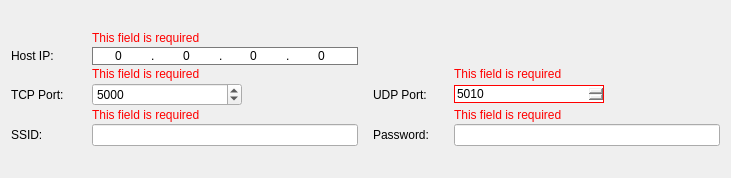
First picture: the form in Tarea2/Raspberry/extra/qt/esp_wifi_config.ui, repository valesteban/iot_g4, before the edit.
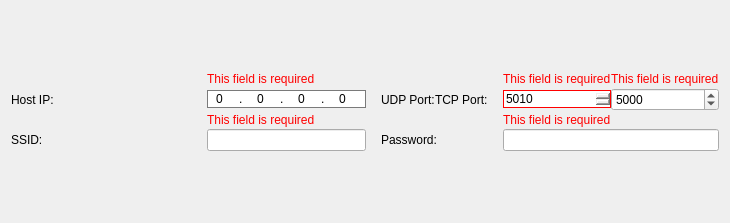
Second picture: the form after the edit.

Commit message: agregados campos faltantes en ui

Diff of the .ui file:
```diff
--- a/Tarea2/Raspberry/extra/qt/esp_wifi_config.ui
+++ b/Tarea2/Raspberry/extra/qt/esp_wifi_config.ui
@@ -6,8 +6,8 @@
    <rect>
     <x>0</x>
     <y>0</y>
-    <width>731</width>
-    <height>178</height>
+    <width>730</width>
+    <height>223</height>
    </rect>
   </property>
   <property name="windowTitle">
@@ -15,15 +15,15 @@
   </property>
   <layout class="QVBoxLayout" name="verticalLayout_wifi_config">
    <item>
-    <layout class="QGridLayout" name="gridLayout_wifi_config" rowstretch="1,0,0,0,0,0" columnstretch="1,4,1,4">
+    <layout class="QGridLayout" name="gridLayout_wifi_config" rowstretch="1,0,0,0,0,0" columnstretch="1,0,0,0">
      <property name="horizontalSpacing">
       <number>15</number>
      </property>
      <property name="verticalSpacing">
       <number>2</number>
      </property>
-     <item row="2" column="3">
-      <widget class="QLabel" name="label_udp_port_status_msg">
+     <item row="0" column="1">
+      <widget class="QLabel" name="label_host_ip_status_msg">
        <property name="sizePolicy">
         <sizepolicy hsizetype="Preferred" vsizetype="Fixed">
          <horstretch>0</horstretch>
@@ -42,6 +42,15 @@
             </color>
            </brush>
           </colorrole>
+          <colorrole role="PlaceholderText">
+           <brush brushstyle="SolidPattern">
+            <color alpha="128">
+             <red>0</red>
+             <green>0</green>
+             <blue>0</blue>
+            </color>
+           </brush>
+          </colorrole>
          </active>
          <inactive>
           <colorrole role="WindowText">
@@ -53,6 +62,15 @@
             </color>
            </brush>
           </colorrole>
+          <colorrole role="PlaceholderText">
+           <brush brushstyle="SolidPattern">
+            <color alpha="128">
+             <red>0</red>
+             <green>0</green>
+             <blue>0</blue>
+            </color>
+           </brush>
+          </colorrole>
          </inactive>
          <disabled>
           <colorrole role="WindowText">
@@ -64,6 +82,15 @@
             </color>
            </brush>
           </colorrole>
+          <colorrole role="PlaceholderText">
+           <brush brushstyle="SolidPattern">
+            <color alpha="128">
+             <red>0</red>
+             <green>0</green>
+             <blue>0</blue>
+            </color>
+           </brush>
+          </colorrole>
          </disabled>
         </palette>
        </property>
@@ -82,263 +109,47 @@
        </property>
       </widget>
      </item>
-     <item row="5" column="2">
-      <widget class="QLabel" name="label_pass">
-       <property name="text">
-        <string>Password: </string>
-       </property>
-      </widget>
-     </item>
-     <item row="5" column="0">
-      <widget class="QLabel" name="label_ssid">
-       <property name="text">
-        <string>SSID:</string>
-       </property>
-      </widget>
-     </item>
-     <item row="2" column="1">
-      <widget class="QLabel" name="label_tcp_port_status_msg">
-       <property name="sizePolicy">
-        <sizepolicy hsizetype="Preferred" vsizetype="Fixed">
-         <horstretch>0</horstretch>
-         <verstretch>0</verstretch>
-        </sizepolicy>
-       </property>
-       <property name="palette">
-        <palette>
-         <active>
-          <colorrole role="WindowText">
-           <brush brushstyle="SolidPattern">
-            <color alpha="255">
-             <red>255</red>
-             <green>0</green>
-             <blue>0</blue>
-            </color>
-           </brush>
-          </colorrole>
-         </active>
-         <inactive>
-          <colorrole role="WindowText">
-           <brush brushstyle="SolidPattern">
-            <color alpha="255">
-             <red>255</red>
-             <green>0</green>
-             <blue>0</blue>
-            </color>
-           </brush>
-          </colorrole>
-         </inactive>
-         <disabled>
-          <colorrole role="WindowText">
-           <brush brushstyle="SolidPattern">
-            <color alpha="255">
-             <red>120</red>
-             <green>120</green>
-             <blue>120</blue>
-            </color>
-           </brush>
-          </colorrole>
-         </disabled>
-        </palette>
-       </property>
-       <property name="text">
-        <string>This field is required</string>
-       </property>
-       <property name="alignment">
-        <set>Qt::AlignBottom|Qt::AlignLeading|Qt::AlignLeft</set>
-       </property>
-      </widget>
-     </item>
-     <item row="4" column="3">
-      <widget class="QLabel" name="label_pass_status_msg">
-       <property name="sizePolicy">
-        <sizepolicy hsizetype="Preferred" vsizetype="Fixed">
-         <horstretch>0</horstretch>
-         <verstretch>0</verstretch>
-        </sizepolicy>
-       </property>
-       <property name="palette">
-        <palette>
-         <active>
-          <colorrole role="WindowText">
-           <brush brushstyle="SolidPattern">
-            <color alpha="255">
-             <red>255</red>
-             <green>0</green>
-             <blue>0</blue>
-            </color>
-           </brush>
-          </colorrole>
-         </active>
-         <inactive>
-          <colorrole role="WindowText">
-           <brush brushstyle="SolidPattern">
-            <color alpha="255">
-             <red>255</red>
-             <green>0</green>
-             <blue>0</blue>
-            </color>
-           </brush>
-          </colorrole>
-         </inactive>
-         <disabled>
-          <colorrole role="WindowText">
-           <brush brushstyle="SolidPattern">
-            <color alpha="255">
-             <red>120</red>
-             <green>120</green>
-             <blue>120</blue>
-            </color>
-           </brush>
-          </colorrole>
-         </disabled>
-        </palette>
-       </property>
-       <property name="text">
-        <string>This field is required</string>
-       </property>
-       <property name="alignment">
-        <set>Qt::AlignBottom|Qt::AlignLeading|Qt::AlignLeft</set>
-       </property>
-      </widget>
-     </item>
-     <item row="0" column="1">
-      <widget class="QLabel" name="label_host_ip_status_msg">
-       <property name="sizePolicy">
-        <sizepolicy hsizetype="Preferred" vsizetype="Fixed">
-         <horstretch>0</horstretch>
-         <verstretch>0</verstretch>
-        </sizepolicy>
-       </property>
-       <property name="palette">
-        <palette>
-         <active>
-          <colorrole role="WindowText">
-           <brush brushstyle="SolidPattern">
-            <color alpha="255">
-             <red>255</red>
-             <green>0</green>
-             <blue>0</blue>
-            </color>
-           </brush>
-          </colorrole>
-          <colorrole role="PlaceholderText">
-           <brush brushstyle="SolidPattern">
-            <color alpha="128">
-             <red>0</red>
-             <green>0</green>
-             <blue>0</blue>
-            </color>
-           </brush>
-          </colorrole>
-         </active>
-         <inactive>
-          <colorrole role="WindowText">
-           <brush brushstyle="SolidPattern">
-            <color alpha="255">
-             <red>255</red>
-             <green>0</green>
-             <blue>0</blue>
-            </color>
-           </brush>
-          </colorrole>
-          <colorrole role="PlaceholderText">
-           <brush brushstyle="SolidPattern">
-            <color alpha="128">
-             <red>0</red>
-             <green>0</green>
-             <blue>0</blue>
-            </color>
-           </brush>
-          </colorrole>
-         </inactive>
-         <disabled>
-          <colorrole role="WindowText">
-           <brush brushstyle="SolidPattern">
-            <color alpha="255">
-             <red>120</red>
-             <green>120</green>
-             <blue>120</blue>
-            </color>
-           </brush>
-          </colorrole>
-          <colorrole role="PlaceholderText">
-           <brush brushstyle="SolidPattern">
-            <color alpha="128">
-             <red>0</red>
-             <green>0</green>
-             <blue>0</blue>
-            </color>
-           </brush>
-          </colorrole>
-         </disabled>
-        </palette>
-       </property>
-       <property name="text">
-        <string>This field is required</string>
-       </property>
-       <property name="alignment">
-        <set>Qt::AlignBottom|Qt::AlignLeading|Qt::AlignLeft</set>
-       </property>
-      </widget>
-     </item>
-     <item row="3" column="0">
-      <widget class="QLabel" name="label_tcp_port">
-       <property name="text">
-        <string>TCP Port:</string>
-       </property>
-      </widget>
-     </item>
-     <item row="5" column="3">
+     <item row="3" column="3">
       <widget class="QLineEdit" name="lineEdit_pass">
        <property name="echoMode">
         <enum>QLineEdit::Password</enum>
        </property>
       </widget>
      </item>
+     <item row="1" column="2">
+      <layout class="QHBoxLayout" name="horizontalLayout_label_port">
+       <item>
+        <widget class="QLabel" name="label_udp_port">
+         <property name="text">
+          <string>UDP Port:</string>
+         </property>
+        </widget>
+       </item>
+       <item>
+        <widget class="QLabel" name="label_tcp_port">
+         <property name="text">
+          <string>TCP Port:</string>
+         </property>
+        </widget>
+       </item>
+      </layout>
+     </item>
+     <item row="3" column="0">
+      <widget class="QLabel" name="label_ssid">
+       <property name="text">
+        <string>SSID:</string>
+       </property>
+      </widget>
+     </item>
      <item row="3" column="2">
-      <widget class="QLabel" name="label_udp_port">
+      <widget class="QLabel" name="label_pass">
        <property name="text">
-        <string>UDP Port:</string>
+        <string>Password: </string>
        </property>
       </widget>
      </item>
-     <item row="5" column="1">
-      <widget class="QLineEdit" name="lineEdit_ssid"/>
-     </item>
-     <item row="3" column="1">
-      <widget class="QSpinBox" name="spinBox_tcp_port">
-       <property name="sizePolicy">
-        <sizepolicy hsizetype="Minimum" vsizetype="Fixed">
-         <horstretch>0</horstretch>
-         <verstretch>0</verstretch>
-        </sizepolicy>
-       </property>
-       <property name="maximumSize">
-        <size>
-         <width>150</width>
-         <height>16777215</height>
-        </size>
-       </property>
-       <property name="wrapping">
-        <bool>false</bool>
-       </property>
-       <property name="buttonSymbols">
-        <enum>QAbstractSpinBox::UpDownArrows</enum>
-       </property>
-       <property name="accelerated">
-        <bool>true</bool>
-       </property>
-       <property name="maximum">
-        <number>65535</number>
-       </property>
-       <property name="value">
-        <number>5000</number>
-       </property>
-      </widget>
-     </item>
-     <item row="4" column="1">
-      <widget class="QLabel" name="label_ssid_status_msg">
+     <item row="2" column="3">
+      <widget class="QLabel" name="label_pass_status_msg">
        <property name="sizePolicy">
         <sizepolicy hsizetype="Preferred" vsizetype="Fixed">
          <horstretch>0</horstretch>
@@ -386,43 +197,78 @@
         <string>This field is required</string>
        </property>
        <property name="alignment">
-        <set>Qt::AlignLeading|Qt::AlignLeft|Qt::AlignVCenter</set>
+        <set>Qt::AlignBottom|Qt::AlignLeading|Qt::AlignLeft</set>
        </property>
       </widget>
      </item>
-     <item row="3" column="3">
-      <widget class="QSpinBox" name="spinBox_udp_port">
-       <property name="sizePolicy">
-        <sizepolicy hsizetype="Minimum" vsizetype="Fixed">
-         <horstretch>0</horstretch>
-         <verstretch>0</verstretch>
-        </sizepolicy>
-       </property>
-       <property name="maximumSize">
-        <size>
-         <width>150</width>
-         <height>16777215</height>
-        </size>
-       </property>
-       <property name="sizeIncrement">
-        <size>
-         <width>0</width>
-         <height>0</height>
-        </size>
-       </property>
-       <property name="styleSheet">
-        <string notr="true">border: 1px solid red</string>
-       </property>
-       <property name="accelerated">
-        <bool>true</bool>
-       </property>
-       <property name="maximum">
-        <number>65535</number>
-       </property>
-       <property name="value">
-        <number>5010</number>
-       </property>
-      </widget>
+     <item row="1" column="3">
+      <layout class="QHBoxLayout" name="horizontalLayout_2">
+       <item>
+        <widget class="QSpinBox" name="spinBox_udp_port">
+         <property name="sizePolicy">
+          <sizepolicy hsizetype="Minimum" vsizetype="Fixed">
+           <horstretch>0</horstretch>
+           <verstretch>0</verstretch>
+          </sizepolicy>
+         </property>
+         <property name="maximumSize">
+          <size>
+           <width>150</width>
+           <height>16777215</height>
+          </size>
+         </property>
+         <property name="sizeIncrement">
+          <size>
+           <width>0</width>
+           <height>0</height>
+          </size>
+         </property>
+         <property name="styleSheet">
+          <string notr="true">border: 1px solid red</string>
+         </property>
+         <property name="accelerated">
+          <bool>true</bool>
+         </property>
+         <property name="maximum">
+          <number>65535</number>
+         </property>
+         <property name="value">
+          <number>5010</number>
+         </property>
+        </widget>
+       </item>
+       <item>
+        <widget class="QSpinBox" name="spinBox_tcp_port">
+         <property name="sizePolicy">
+          <sizepolicy hsizetype="Minimum" vsizetype="Fixed">
+           <horstretch>0</horstretch>
+           <verstretch>0</verstretch>
+          </sizepolicy>
+         </property>
+         <property name="maximumSize">
+          <size>
+           <width>150</width>
+           <height>16777215</height>
+          </size>
+         </property>
+         <property name="wrapping">
+          <bool>false</bool>
+         </property>
+         <property name="buttonSymbols">
+          <enum>QAbstractSpinBox::UpDownArrows</enum>
+         </property>
+         <property name="accelerated">
+          <bool>true</bool>
+         </property>
+         <property name="maximum">
+          <number>65535</number>
+         </property>
+         <property name="value">
+          <number>5000</number>
+         </property>
+        </widget>
+       </item>
+      </layout>
      </item>
      <item row="1" column="1">
       <widget class="QGroupBox" name="groupBox_host_ip">
@@ -1052,6 +898,175 @@
        </layout>
       </widget>
      </item>
+     <item row="2" column="1">
+      <widget class="QLabel" name="label_ssid_status_msg">
+       <property name="sizePolicy">
+        <sizepolicy hsizetype="Preferred" vsizetype="Fixed">
+         <horstretch>0</horstretch>
+         <verstretch>0</verstretch>
+        </sizepolicy>
+       </property>
+       <property name="palette">
+        <palette>
+         <active>
+          <colorrole role="WindowText">
+           <brush brushstyle="SolidPattern">
+            <color alpha="255">
+             <red>255</red>
+             <green>0</green>
+             <blue>0</blue>
+            </color>
+           </brush>
+          </colorrole>
+         </active>
+         <inactive>
+          <colorrole role="WindowText">
+           <brush brushstyle="SolidPattern">
+            <color alpha="255">
+             <red>255</red>
+             <green>0</green>
+             <blue>0</blue>
+            </color>
+           </brush>
+          </colorrole>
+         </inactive>
+         <disabled>
+          <colorrole role="WindowText">
+           <brush brushstyle="SolidPattern">
+            <color alpha="255">
+             <red>120</red>
+             <green>120</green>
+             <blue>120</blue>
+            </color>
+           </brush>
+          </colorrole>
+         </disabled>
+        </palette>
+       </property>
+       <property name="text">
+        <string>This field is required</string>
+       </property>
+       <property name="alignment">
+        <set>Qt::AlignLeading|Qt::AlignLeft|Qt::AlignVCenter</set>
+       </property>
+      </widget>
+     </item>
+     <item row="0" column="3">
+      <layout class="QHBoxLayout" name="horizontalLayout_port_status_msg">
+       <item>
+        <widget class="QLabel" name="label_udp_port_status_msg">
+         <property name="enabled">
+          <bool>true</bool>
+         </property>
+         <property name="sizePolicy">
+          <sizepolicy hsizetype="Preferred" vsizetype="Fixed">
+           <horstretch>0</horstretch>
+           <verstretch>0</verstretch>
+          </sizepolicy>
+         </property>
+         <property name="palette">
+          <palette>
+           <active>
+            <colorrole role="WindowText">
+             <brush brushstyle="SolidPattern">
+              <color alpha="255">
+               <red>255</red>
+               <green>0</green>
+               <blue>0</blue>
+              </color>
+             </brush>
+            </colorrole>
+           </active>
+           <inactive>
+            <colorrole role="WindowText">
+             <brush brushstyle="SolidPattern">
+              <color alpha="255">
+               <red>255</red>
+               <green>0</green>
+               <blue>0</blue>
+              </color>
+             </brush>
+            </colorrole>
+           </inactive>
+           <disabled>
+            <colorrole role="WindowText">
+             <brush brushstyle="SolidPattern">
+              <color alpha="255">
+               <red>120</red>
+               <green>120</green>
+               <blue>120</blue>
+              </color>
+             </brush>
+            </colorrole>
+           </disabled>
+          </palette>
+         </property>
+         <property name="text">
+          <string>This field is required</string>
+         </property>
+         <property name="alignment">
+          <set>Qt::AlignBottom|Qt::AlignLeading|Qt::AlignLeft</set>
+         </property>
+        </widget>
+       </item>
+       <item>
+        <widget class="QLabel" name="label_tcp_port_status_msg">
+         <property name="sizePolicy">
+          <sizepolicy hsizetype="Preferred" vsizetype="Fixed">
+           <horstretch>0</horstretch>
+           <verstretch>0</verstretch>
+          </sizepolicy>
+         </property>
+         <property name="palette">
+          <palette>
+           <active>
+            <colorrole role="WindowText">
+             <brush brushstyle="SolidPattern">
+              <color alpha="255">
+               <red>255</red>
+               <green>0</green>
+               <blue>0</blue>
+              </color>
+             </brush>
+            </colorrole>
+           </active>
+           <inactive>
+            <colorrole role="WindowText">
+             <brush brushstyle="SolidPattern">
+              <color alpha="255">
+               <red>255</red>
+               <green>0</green>
+               <blue>0</blue>
+              </color>
+             </brush>
+            </colorrole>
+           </inactive>
+           <disabled>
+            <colorrole role="WindowText">
+             <brush brushstyle="SolidPattern">
+              <color alpha="255">
+               <red>120</red>
+               <green>120</green>
+               <blue>120</blue>
+              </color>
+             </brush>
+            </colorrole>
+           </disabled>
+          </palette>
+         </property>
+         <property name="text">
+          <string>This field is required</string>
+         </property>
+         <property name="alignment">
+          <set>Qt::AlignBottom|Qt::AlignLeading|Qt::AlignLeft</set>
+         </property>
+        </widget>
+       </item>
+      </layout>
+     </item>
+     <item row="3" column="1">
+      <widget class="QLineEdit" name="lineEdit_ssid"/>
+     </item>
     </layout>
    </item>
   </layout>
```
The commit also changes 1 other file.
